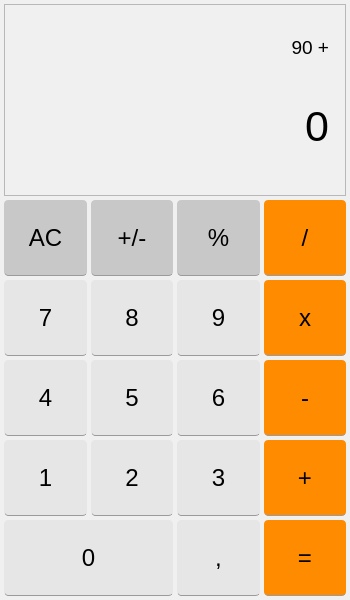
Qt form mainwindow.ui (FYLAG/Calculator-Qt) before a commit.
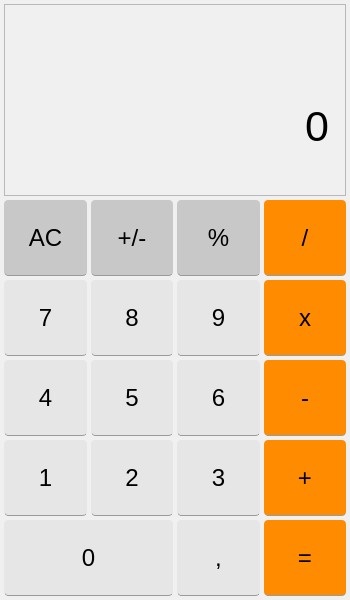
The same form after that commit.

Commit message: The names of widgets have been changed and tracking of their clicks has been added.

```diff
--- a/mainwindow.ui
+++ b/mainwindow.ui
@@ -115,9 +115,6 @@
            <bold>false</bold>
           </font>
          </property>
-         <property name="text">
-          <string notr="true">90 +</string>
-         </property>
          <property name="alignment">
           <set>Qt::AlignRight|Qt::AlignTrailing|Qt::AlignVCenter</set>
          </property>
@@ -198,7 +195,7 @@
        </widget>
       </item>
       <item>
-       <widget class="QPushButton" name="pushButton_2">
+       <widget class="QPushButton" name="pushButton_sign">
         <property name="sizePolicy">
          <sizepolicy hsizetype="Minimum" vsizetype="Minimum">
           <horstretch>1</horstretch>
@@ -238,7 +235,7 @@
        </widget>
       </item>
       <item>
-       <widget class="QPushButton" name="pushButton_3">
+       <widget class="QPushButton" name="pushButton_percent">
         <property name="sizePolicy">
          <sizepolicy hsizetype="Minimum" vsizetype="Minimum">
           <horstretch>1</horstretch>
@@ -278,7 +275,7 @@
        </widget>
       </item>
       <item>
-       <widget class="QPushButton" name="pushButton_4">
+       <widget class="QPushButton" name="pushButton_division">
         <property name="sizePolicy">
          <sizepolicy hsizetype="Minimum" vsizetype="Minimum">
           <horstretch>1</horstretch>
@@ -325,7 +322,7 @@
        <number>4</number>
       </property>
       <item>
-       <widget class="QPushButton" name="pushButton_5">
+       <widget class="QPushButton" name="pushButton_7">
         <property name="sizePolicy">
          <sizepolicy hsizetype="Minimum" vsizetype="Minimum">
           <horstretch>1</horstretch>
@@ -350,7 +347,7 @@
        </widget>
       </item>
       <item>
-       <widget class="QPushButton" name="pushButton_6">
+       <widget class="QPushButton" name="pushButton_8">
         <property name="sizePolicy">
          <sizepolicy hsizetype="Minimum" vsizetype="Minimum">
           <horstretch>1</horstretch>
@@ -375,7 +372,7 @@
        </widget>
       </item>
       <item>
-       <widget class="QPushButton" name="pushButton_7">
+       <widget class="QPushButton" name="pushButton_9">
         <property name="sizePolicy">
          <sizepolicy hsizetype="Minimum" vsizetype="Minimum">
           <horstretch>1</horstretch>
@@ -400,7 +397,7 @@
        </widget>
       </item>
       <item>
-       <widget class="QPushButton" name="pushButton_8">
+       <widget class="QPushButton" name="pushButton_multiply">
         <property name="sizePolicy">
          <sizepolicy hsizetype="Minimum" vsizetype="Minimum">
           <horstretch>1</horstretch>
@@ -447,7 +444,7 @@
        <number>4</number>
       </property>
       <item>
-       <widget class="QPushButton" name="pushButton_9">
+       <widget class="QPushButton" name="pushButton_4">
         <property name="sizePolicy">
          <sizepolicy hsizetype="Minimum" vsizetype="Minimum">
           <horstretch>1</horstretch>
@@ -472,7 +469,7 @@
        </widget>
       </item>
       <item>
-       <widget class="QPushButton" name="pushButton_10">
+       <widget class="QPushButton" name="pushButton_5">
         <property name="sizePolicy">
          <sizepolicy hsizetype="Minimum" vsizetype="Minimum">
           <horstretch>1</horstretch>
@@ -497,7 +494,7 @@
        </widget>
       </item>
       <item>
-       <widget class="QPushButton" name="pushButton_11">
+       <widget class="QPushButton" name="pushButton_6">
         <property name="sizePolicy">
          <sizepolicy hsizetype="Minimum" vsizetype="Minimum">
           <horstretch>1</horstretch>
@@ -594,7 +591,7 @@
        </widget>
       </item>
       <item>
-       <widget class="QPushButton" name="pushButton_14">
+       <widget class="QPushButton" name="pushButton_2">
         <property name="sizePolicy">
          <sizepolicy hsizetype="Minimum" vsizetype="Minimum">
           <horstretch>1</horstretch>
@@ -619,7 +616,7 @@
        </widget>
       </item>
       <item>
-       <widget class="QPushButton" name="pushButton_15">
+       <widget class="QPushButton" name="pushButton_3">
         <property name="sizePolicy">
          <sizepolicy hsizetype="Minimum" vsizetype="Minimum">
           <horstretch>1</horstretch>
```
Left out of the diff: 18 changed lines with no effect on the pictures. The commit also changes 3 other files.
